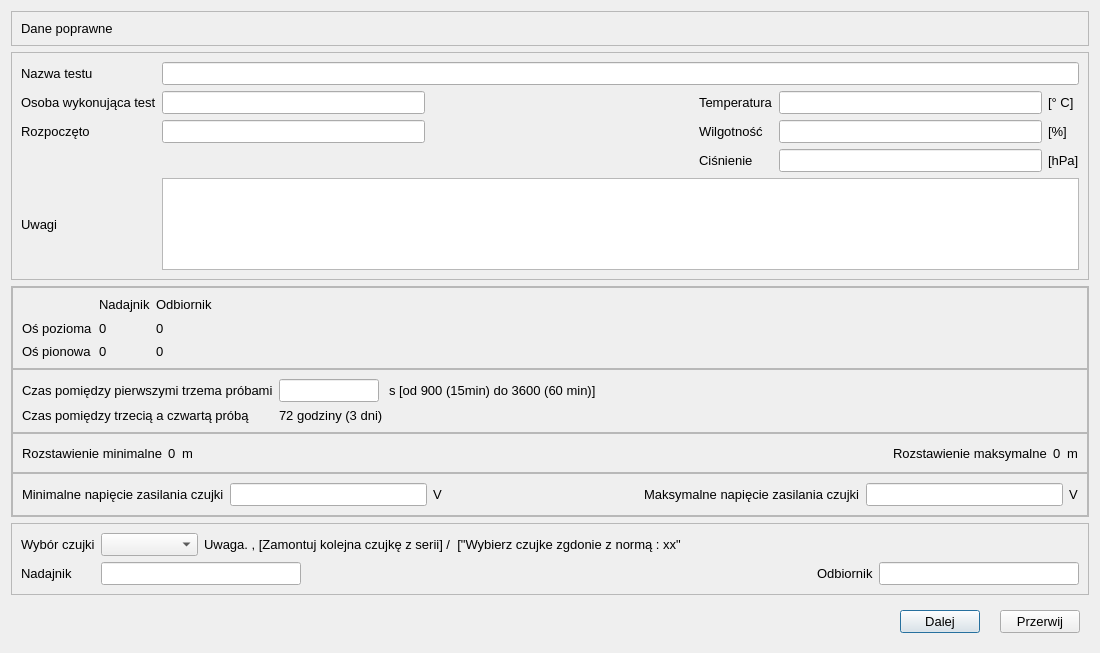
Above: CzujkiLinioweApp/oknoparametrytestu.ui from wiacekmarcin/CzujkiLiniowe before the change. Below: the same form after it.
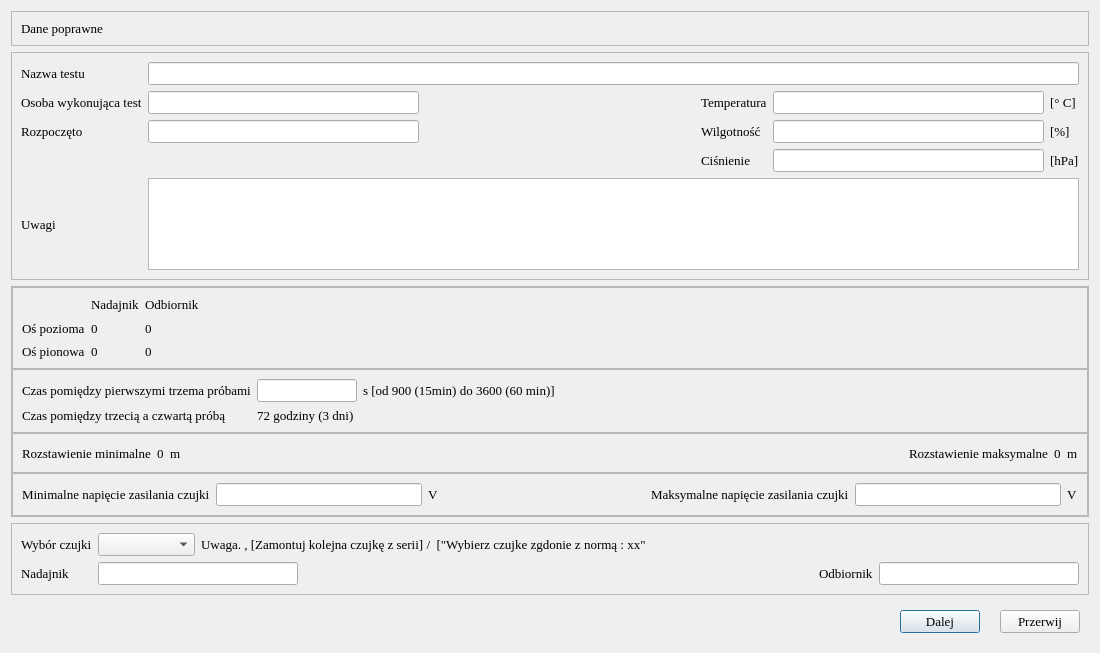
That is the form after the change. Icons and pictures are not drawn.

Patch:
```diff
--- a/CzujkiLinioweApp/oknoparametrytestu.ui
+++ b/CzujkiLinioweApp/oknoparametrytestu.ui
@@ -24,7 +24,7 @@
   </property>
   <property name="font">
    <font>
-    <family>Arial</family>
+    <family>Times New Roman</family>
     <pointsize>10</pointsize>
    </font>
   </property>
```
